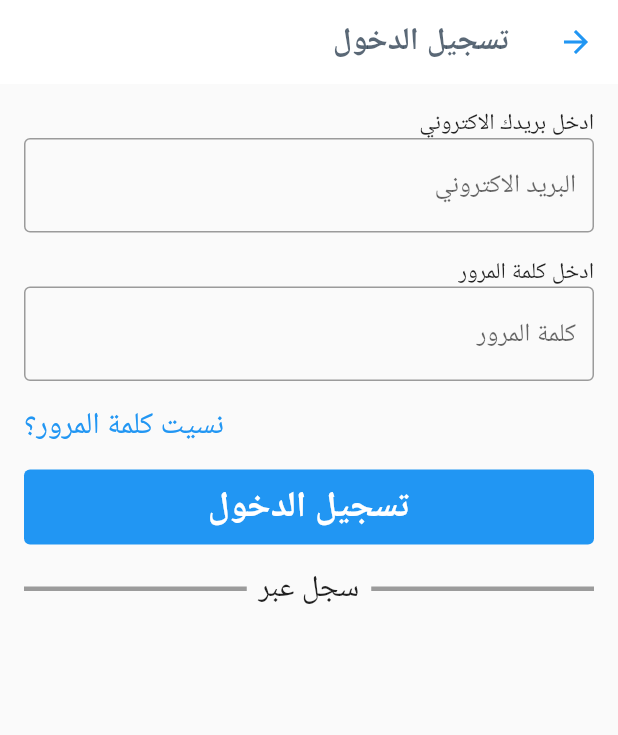
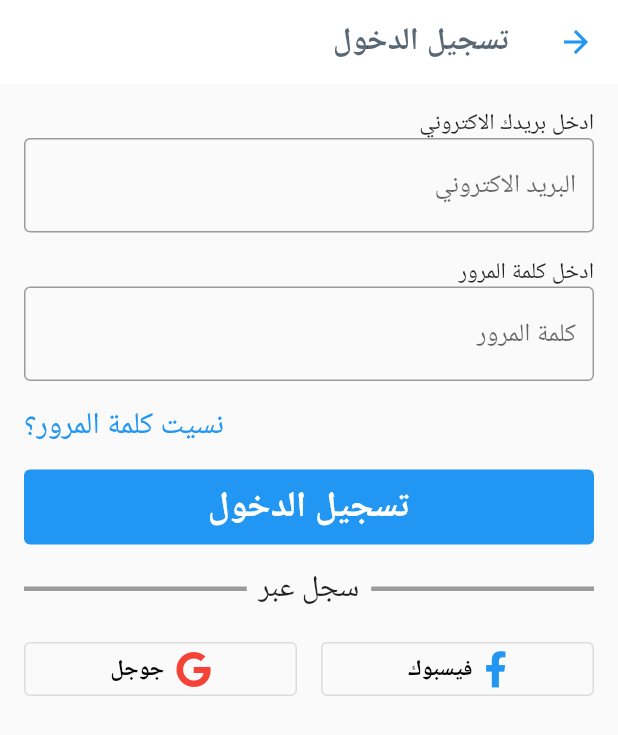
Before and after one commit to AdhamNour/Tamyuz, a Flutter app: the AuthenticationScreen screen opened by its route, on a phone screen of 412 x 824 dp. Shown: the top 735 px of the screen. Run offline on Flutter 3.47's test engine with Material 2 defaults, Android fonts, the phone set to English and light mode, and no system bars; our stand-ins replace font_awesome_flutter.

Commit message:
added social authentication buttons

```diff
--- a/lib/Authentication/Authentication.dart
+++ b/lib/Authentication/Authentication.dart
@@ -1,6 +1,7 @@
 // ignore_for_file: file_names
 
 import 'package:flutter/material.dart';
+import 'package:font_awesome_flutter/font_awesome_flutter.dart';
 import 'package:tamuz_application/shared/Components/Button.dart';
 import 'package:tamuz_application/shared/Components/FormField.dart';
 import 'package:tamuz_application/shared/Components/Splitter.dart';
@@ -26,8 +27,12 @@ class AuthenticationScreen extends StatelessWidget {
             Form(
                 child: Column(
               children: const [
-                FormInputField(label: 'ادخل بريدك الاكتروني',placeholder: 'البريد الاكتروني',),
-                FormInputField(label: 'ادخل كلمة المرور ',placeholder:'كلمة المرور')
+                FormInputField(
+                  label: 'ادخل بريدك الاكتروني',
+                  placeholder: 'البريد الاكتروني',
+                ),
+                FormInputField(
+                    label: 'ادخل كلمة المرور ', placeholder: 'كلمة المرور')
               ],
             )),
             Padding(
@@ -36,8 +41,7 @@ class AuthenticationScreen extends StatelessWidget {
                 children: const [
                   Text(
                     'نسيت كلمة المرور؟',
-                    style: TextStyle(color: Colors.blue,fontSize:20),
-
+                    style: TextStyle(color: Colors.blue, fontSize: 20),
                   )
                 ],
                 mainAxisAlignment: MainAxisAlignment.end,
@@ -48,7 +52,39 @@ class AuthenticationScreen extends StatelessWidget {
                 onPress: () {},
                 secondayColor: Colors.white,
                 primaryColor: Colors.blue),
-            const Spliter(spliterString: 'سجل عبر',),
+            const Spliter(
+              spliterString: 'سجل عبر',
+            ),
+            Row(
+              children: [
+                Expanded(
+                  child: Padding(
+                    padding: const EdgeInsets.all(8.0),
+                    child: OutlinedButton.icon(
+                        onPressed: () {},
+                        icon: const FaIcon(
+                          FontAwesomeIcons.facebookF,
+                          color: Colors.blue,
+                        ),
+                        label: const Text('فيسبوك',
+                            style: TextStyle(color: Colors.black))),
+                  ),
+                ),
+                Expanded(
+                  child: Padding(
+                    padding: const EdgeInsets.all(8.0),
+                    child: OutlinedButton.icon(
+                        onPressed: () {},
+                        icon: const FaIcon(
+                          FontAwesomeIcons.google,
+                          color: Colors.red,
+                        ),
+                        label: const Text('جوجل',
+                            style: TextStyle(color: Colors.black))),
+                  ),
+                ),
+              ],
+            )
           ],
         ),
       ),
--- a/lib/shared/Components/Splitter.dart
+++ b/lib/shared/Components/Splitter.dart
@@ -22,7 +22,7 @@ class Spliter extends StatelessWidget {
             padding: const EdgeInsets.symmetric(horizontal: 8),
             child: Text(
               spliterString,
-              style: TextStyle(fontSize: 20),
+              style: const TextStyle(fontSize: 20),
             ),
           ),
           Expanded(
--- a/pubspec.yaml
+++ b/pubspec.yaml
@@ -36,6 +36,7 @@ dependencies:
   # The following adds the Cupertino Icons font to your application.
   # Use with the CupertinoIcons class for iOS style icons.
   cupertino_icons: ^1.0.2
+  font_awesome_flutter: ^9.2.0
 
 dev_dependencies:
   flutter_test:
```
Also changed, not shown: pubspec.lock.
